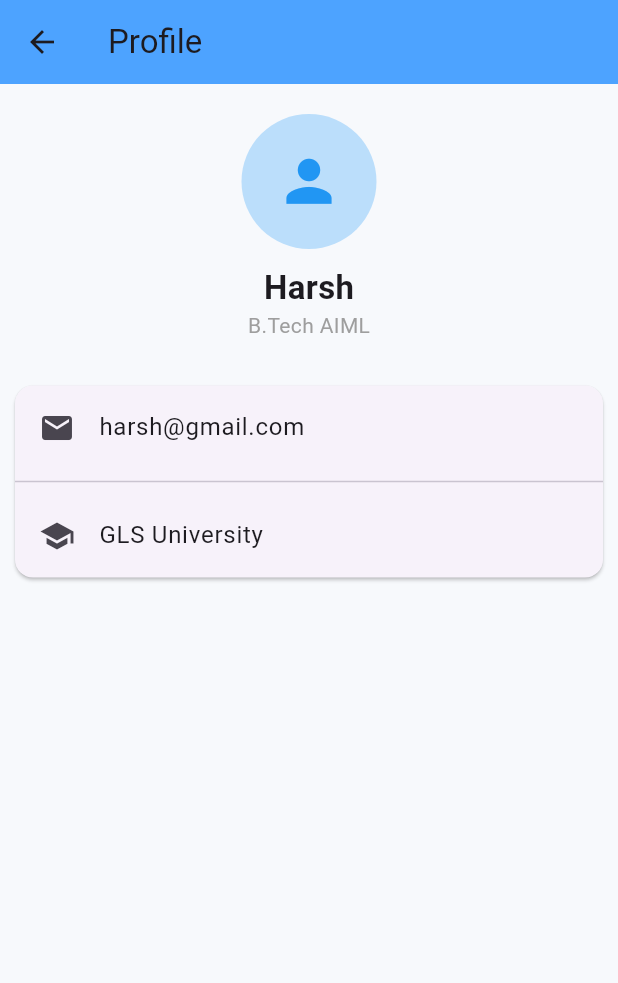
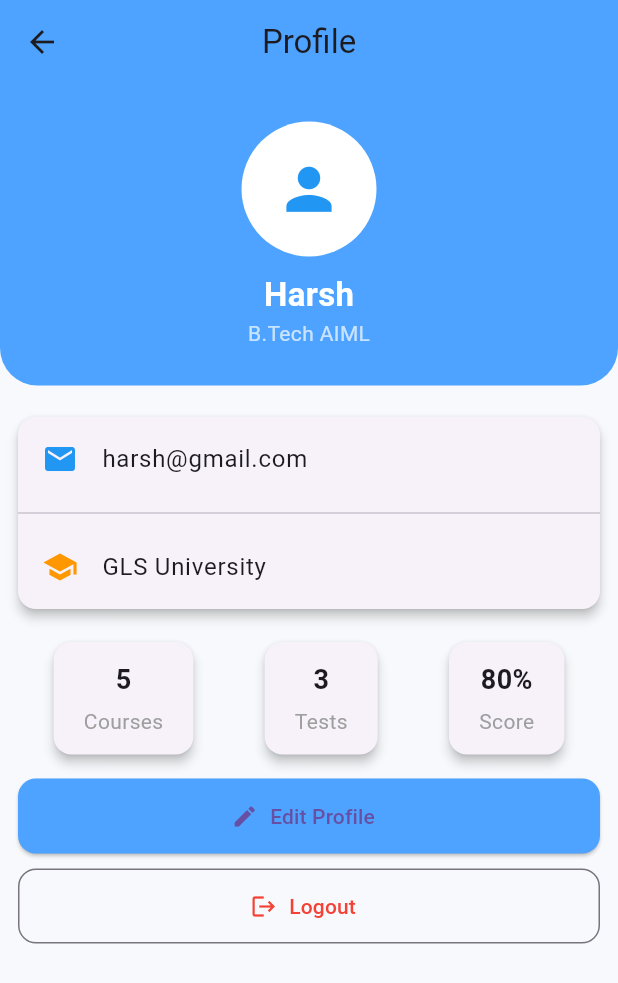
Before and after one commit to HarshGosalia05/Flutter_Project_sem_6, a Flutter app: the ProfilePage screen opened directly, on a phone screen of 412 x 824 dp. Shown: the top 983 px of the screen. Run offline on Flutter 3.47's test engine with Material 3 defaults, Android fonts, the phone set to English and light mode, and no system bars; our stand-ins replace file_picker, fl_chart, open_file.

Commit message:
Peofile and sidebar added

```diff
--- a/lib/ProfilePage.dart
+++ b/lib/ProfilePage.dart
@@ -1,53 +1,190 @@
 import 'package:flutter/material.dart';
+import 'package:gls_students/EditProfilePage.dart';
 
-class ProfilePage extends StatelessWidget {
+class ProfilePage extends StatefulWidget {
+  @override
+  _ProfilePageState createState() => _ProfilePageState();
+}
+
+class _ProfilePageState extends State<ProfilePage> {
+  // 🔥 DYNAMIC DATA
+  String name = "Harsh";
+  String course = "B.Tech AIML";
+  String email = "harsh@gmail.com";
+  String university = "GLS University";
+
   @override
   Widget build(BuildContext context) {
     return Scaffold(
       backgroundColor: Color(0xFFF7F9FC),
+
       appBar: AppBar(
         title: Text("Profile"),
+        centerTitle: true,
+        elevation: 0,
         backgroundColor: Color(0xFF4DA3FF),
       ),
-      body: Column(
+
+      body: SingleChildScrollView(
+        child: Column(
           children: [
-          SizedBox(height: 20),
-
+            // 🔥 TOP HEADER
+            Container(
+              width: double.infinity,
+              padding: EdgeInsets.symmetric(vertical: 25),
+              decoration: BoxDecoration(
+                color: Color(0xFF4DA3FF),
+                borderRadius: BorderRadius.only(
+                  bottomLeft: Radius.circular(25),
+                  bottomRight: Radius.circular(25),
+                ),
+              ),
+              child: Column(
+                children: [
                   CircleAvatar(
                     radius: 45,
-            backgroundColor: Colors.blue[100],
+                    backgroundColor: Colors.white,
                     child: Icon(Icons.person, size: 45, color: Colors.blue),
                   ),
 
                   SizedBox(height: 10),
 
                   Text(
-            "Harsh",
-            style: TextStyle(fontSize: 22, fontWeight: FontWeight.bold),
+                    name, // 🔥 dynamic
+                    style: TextStyle(
+                      fontSize: 22,
+                      fontWeight: FontWeight.bold,
+                      color: Colors.white,
+                    ),
                   ),
 
-          Text("B.Tech AIML", style: TextStyle(color: Colors.grey)),
+                  Text(
+                    course, // 🔥 dynamic
+                    style: TextStyle(color: Colors.white70),
+                  ),
+                ],
+              ),
+            ),
 
-          SizedBox(height: 20),
+            SizedBox(height: 15),
 
+            // 🔥 INFO CARD
             Card(
-            margin: EdgeInsets.all(10),
+              margin: EdgeInsets.symmetric(horizontal: 12, vertical: 6),
+              elevation: 3,
+              shape: RoundedRectangleBorder(
+                borderRadius: BorderRadius.circular(12),
+              ),
               child: Column(
                 children: [
                   ListTile(
-                  leading: Icon(Icons.email),
-                  title: Text("harsh@gmail.com"),
+                    leading: Icon(Icons.email, color: Colors.blue),
+                    title: Text(email), // 🔥 dynamic
                   ),
                   Divider(),
                   ListTile(
-                  leading: Icon(Icons.school),
-                  title: Text("GLS University"),
+                    leading: Icon(Icons.school, color: Colors.orange),
+                    title: Text(university), // 🔥 dynamic
+                  ),
+                ],
+              ),
+            ),
+
+            // 🔥 STATS
+            Padding(
+              padding: EdgeInsets.all(12),
+              child: Row(
+                mainAxisAlignment: MainAxisAlignment.spaceAround,
+                children: [
+                  statCard("Courses", "5"),
+                  statCard("Tests", "3"),
+                  statCard("Score", "80%"),
+                ],
+              ),
+            ),
+
+            // 🔥 BUTTONS
+            Padding(
+              padding: EdgeInsets.symmetric(horizontal: 12),
+              child: Column(
+                children: [
+                  // ✅ EDIT PROFILE
+                  ElevatedButton.icon(
+                    style: ElevatedButton.styleFrom(
+                      backgroundColor: Color(0xFF4DA3FF),
+                      minimumSize: Size(double.infinity, 50),
+                      shape: RoundedRectangleBorder(
+                        borderRadius: BorderRadius.circular(12),
+                      ),
+                    ),
+                    icon: Icon(Icons.edit),
+                    label: Text("Edit Profile"),
+
+                    onPressed: () async {
+                      final result = await Navigator.push(
+                        context,
+                        MaterialPageRoute(builder: (_) => EditProfilePage()),
+                      );
+
+                      if (result != null) {
+                        setState(() {
+                          name = result["name"];
+                          course = result["course"];
+                          email = result["email"];
+                          university = result["university"];
+                        });
+                      }
+                    },
+                  ),
+
+                  SizedBox(height: 10),
+
+                  // LOGOUT
+                  OutlinedButton.icon(
+                    style: OutlinedButton.styleFrom(
+                      minimumSize: Size(double.infinity, 50),
+                      shape: RoundedRectangleBorder(
+                        borderRadius: BorderRadius.circular(12),
+                      ),
+                    ),
+                    icon: Icon(Icons.logout, color: Colors.red),
+                    label: Text("Logout", style: TextStyle(color: Colors.red)),
+                    onPressed: () {
+                      ScaffoldMessenger.of(
+                        context,
+                      ).showSnackBar(SnackBar(content: Text("Logout Clicked")));
+                    },
                   ),
                 ],
               ),
             ),
           ],
         ),
+      ),
+    );
+  }
+
+  ////////////////////////////////////////////////////////////
+  // 🔥 STAT CARD
+  ////////////////////////////////////////////////////////////
+
+  Widget statCard(String title, String value) {
+    return Card(
+      elevation: 3,
+      shape: RoundedRectangleBorder(borderRadius: BorderRadius.circular(12)),
+      child: Container(
+        padding: EdgeInsets.symmetric(horizontal: 20, vertical: 12),
+        child: Column(
+          children: [
+            Text(
+              value,
+              style: TextStyle(fontSize: 18, fontWeight: FontWeight.bold),
+            ),
+            SizedBox(height: 5),
+            Text(title, style: TextStyle(color: Colors.grey)),
+          ],
+        ),
+      ),
     );
   }
 }
```
Also changed, not shown: lib/EditProfilePage.dart (added, +75 -0 lines), lib/EventsPage.dart (added, +119 -0 lines), lib/FilesPage.dart (added, +118 -0 lines), lib/main.dart (+2 -51 lines). Lines whose indentation alone changed are shown as unchanged.
